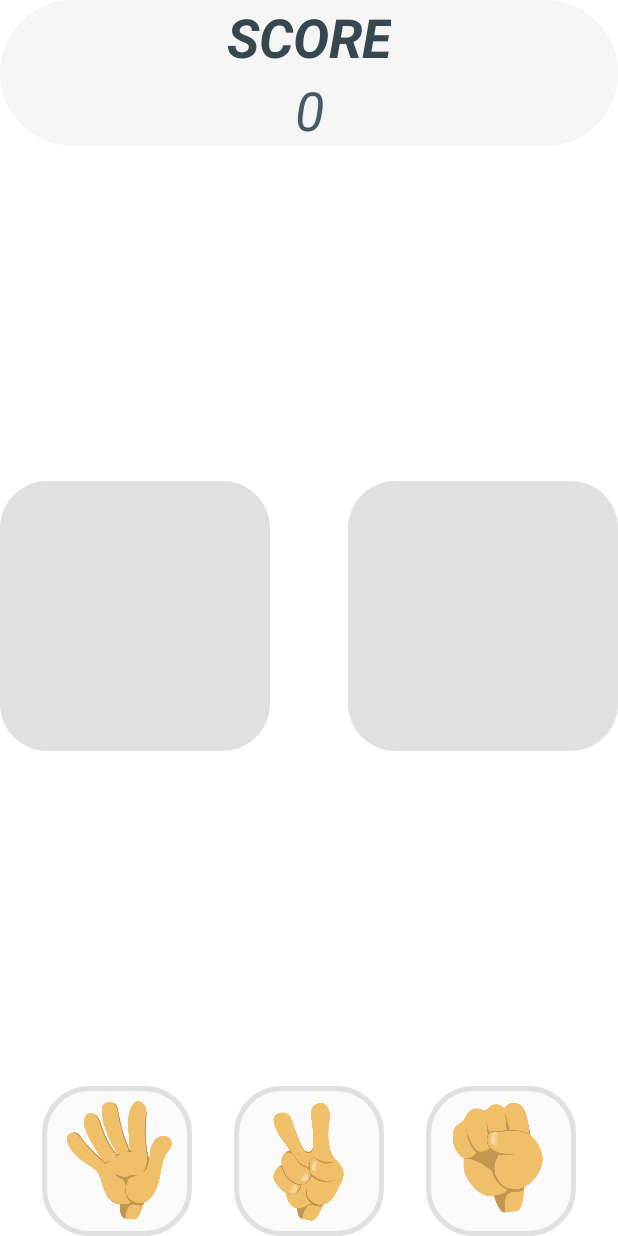
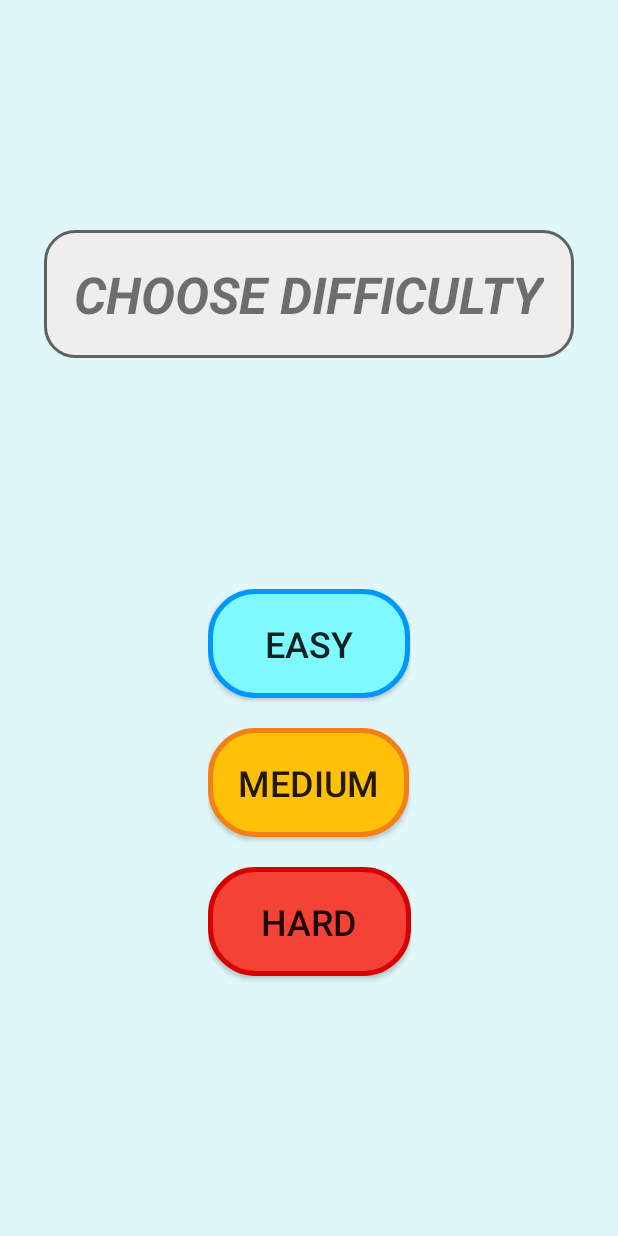
Before and after one commit to RamazanOzerr/Rock-Paper-Scissors-Game-Java, an Android app: the screen it shows after launch (MainActivity before the commit, GameModeActivity after it), on a phone screen of 412 x 824 dp. Run offline under Robolectric (Android 15) with nearby library versions, the phone set to English and light mode, and no system bars.

Commit message:
game modes added (easy, medium, hard)

```diff
--- /dev/null
+++ b/app/src/main/java/com/example/rockpaperscissorsgame/GameModeActivity.java
@@ -0,0 +1,36 @@
+package com.example.rockpaperscissorsgame;
+
+import androidx.appcompat.app.AppCompatActivity;
+
+import android.content.Intent;
+import android.os.Bundle;
+
+import com.example.rockpaperscissorsgame.databinding.ActivityGameModeBinding;
+
+public class GameModeActivity extends AppCompatActivity {
+
+    private ActivityGameModeBinding binding;
+
+    @Override
+    protected void onCreate(Bundle savedInstanceState) {
+        super.onCreate(savedInstanceState);
+        binding = ActivityGameModeBinding.inflate(getLayoutInflater());
+        setContentView(binding.getRoot());
+
+        setButtonListeners();
+
+    }
+
+    private void setButtonListeners() {
+        binding.buttonEasy.setOnClickListener(view -> startGame("easy"));
+        binding.buttonMed.setOnClickListener(view -> startGame("med"));
+        binding.buttonHard.setOnClickListener(view -> startGame("hard"));
+    }
+
+
+    private void startGame(String gameMode){
+        Intent intent = new Intent(this, MainActivity.class);
+        intent.putExtra("gamemode", gameMode);
+        startActivity(intent);
+    }
+}
--- a/app/src/main/java/com/example/rockpaperscissorsgame/SplashActivity.java
+++ b/app/src/main/java/com/example/rockpaperscissorsgame/SplashActivity.java
@@ -4,38 +4,35 @@ import androidx.appcompat.app.AppCompatActivity;
 import androidx.appcompat.widget.AppCompatImageView;
 import androidx.constraintlayout.widget.ConstraintLayout;
 
+import android.annotation.SuppressLint;
 import android.content.Intent;
 import android.os.Bundle;
 import android.os.Handler;
 import android.view.animation.Animation;
 import android.view.animation.AnimationUtils;
 
-import com.example.rockpaperscissorsgame.databinding.ActivitySplashBinding;
-
+@SuppressLint("CustomSplashScreen")
 public class SplashActivity extends AppCompatActivity {
-
-    private Animation anim1;
-    private ActivitySplashBinding binding;
 
     @Override
     protected void onCreate(Bundle savedInstanceState) {
         super.onCreate(savedInstanceState);
-        binding = ActivitySplashBinding.inflate(getLayoutInflater());
         setContentView(R.layout.activity_splash);
 
-        anim1 = AnimationUtils.loadAnimation(this, R.anim.anim3);
+        Animation anim1 = AnimationUtils.loadAnimation(this, R.anim.anim3);
         AppCompatImageView imageView = findViewById(R.id.imageViewSplash);
         imageView.setAnimation(anim1);
 
         ConstraintLayout constraintLayout = findViewById(R.id.constraint_splash_root);
-        constraintLayout.setOnClickListener(view ->
-                startActivity(new Intent(this, MainActivity.class)));
+        constraintLayout.setOnClickListener(view -> {
+            startActivity(new Intent(this, GameModeActivity.class));
+            finish();
+        });
 
         new Handler().postDelayed(() -> {
-            startActivity(new Intent(this, MainActivity.class));
+            startActivity(new Intent(this, GameModeActivity.class));
             finish();
         },1800);
 
-
     }
 }
--- /dev/null
+++ b/app/src/main/res/drawable/button_shape.xml
@@ -0,0 +1,13 @@
+<?xml version="1.0" encoding="utf-8"?>
+<selector xmlns:android="http://schemas.android.com/apk/res/android">
+
+    <item>
+        <shape android:shape="rectangle">
+            <solid android:color="@color/electricblue"/>
+            <corners android:radius="30dp"/>
+            <stroke android:color="@color/brightblue" android:width="3dp"/>
+        </shape>
+
+    </item>
+
+</selector>
--- /dev/null
+++ b/app/src/main/res/drawable/button_shape2.xml
@@ -0,0 +1,13 @@
+<?xml version="1.0" encoding="utf-8"?>
+<selector xmlns:android="http://schemas.android.com/apk/res/android">
+
+    <item>
+        <shape android:shape="rectangle">
+            <solid android:color="@color/red"/>
+            <corners android:radius="30dp"/>
+            <stroke android:color="@color/red2" android:width="3dp"/>
+        </shape>
+
+    </item>
+
+</selector>
--- /dev/null
+++ b/app/src/main/res/drawable/button_shape3.xml
@@ -0,0 +1,13 @@
+<?xml version="1.0" encoding="utf-8"?>
+<selector xmlns:android="http://schemas.android.com/apk/res/android">
+
+    <item>
+        <shape android:shape="rectangle">
+            <solid android:color="@color/yellow"/>
+            <corners android:radius="30dp"/>
+            <stroke android:color="#F57F17" android:width="3dp"/>
+        </shape>
+
+    </item>
+
+</selector>
--- /dev/null
+++ b/app/src/main/res/drawable/text_shape.xml
@@ -0,0 +1,13 @@
+<?xml version="1.0" encoding="utf-8"?>
+<selector xmlns:android="http://schemas.android.com/apk/res/android">
+
+    <item>
+        <shape android:shape="rectangle">
+            <solid android:color="#EEEEEE"/>
+            <corners android:radius="20dp"/>
+            <stroke android:color="@color/gray2" android:width="2dp"/>
+        </shape>
+
+    </item>
+
+</selector>
--- /dev/null
+++ b/app/src/main/res/layout/activity_game_mode.xml
@@ -0,0 +1,78 @@
+<?xml version="1.0" encoding="utf-8"?>
+<androidx.constraintlayout.widget.ConstraintLayout xmlns:android="http://schemas.android.com/apk/res/android"
+    xmlns:app="http://schemas.android.com/apk/res-auto"
+    xmlns:tools="http://schemas.android.com/tools"
+    android:layout_width="match_parent"
+    android:layout_height="match_parent"
+    android:background="#E0F7FA"
+    tools:context=".GameModeActivity">
+
+    <androidx.appcompat.widget.AppCompatTextView
+        android:id="@+id/text_activity_game_mode"
+        android:layout_width="wrap_content"
+        android:layout_height="wrap_content"
+        app:layout_constraintStart_toStartOf="parent"
+        app:layout_constraintEnd_toEndOf="parent"
+        app:layout_constraintTop_toTopOf="parent"
+        app:layout_constraintBottom_toTopOf="@+id/linear_buttons"
+        android:text="CHOOSE DIFFICULTY"
+        android:textStyle="italic|bold"
+        android:textSize="34sp"
+        android:background="@drawable/text_shape"
+        android:padding="20dp"
+        />
+
+    <LinearLayout
+        android:id="@+id/linear_buttons"
+        android:layout_width="wrap_content"
+        android:layout_height="wrap_content"
+        app:layout_constraintStart_toStartOf="parent"
+        app:layout_constraintEnd_toEndOf="parent"
+        app:layout_constraintTop_toBottomOf="@+id/text_activity_game_mode"
+        app:layout_constraintBottom_toBottomOf="parent"
+        android:orientation="vertical"
+        >
+
+        <androidx.appcompat.widget.AppCompatButton
+            android:id="@+id/button_easy"
+            android:layout_width="wrap_content"
+            android:layout_height="wrap_content"
+            android:background="@drawable/button_shape"
+            android:text="easy"
+            android:textSize="24sp"
+            android:padding="20dp"
+            android:paddingStart="38dp"
+            android:paddingEnd="38dp"
+            android:layout_marginBottom="20dp"
+            />
+
+        <androidx.appcompat.widget.AppCompatButton
+            android:id="@+id/button_med"
+            android:layout_width="wrap_content"
+            android:layout_height="wrap_content"
+            android:background="@drawable/button_shape3"
+            android:text="MEDIUM"
+            android:textSize="24sp"
+            android:padding="20dp"
+            android:layout_marginBottom="20dp"
+
+            />
+
+        <androidx.appcompat.widget.AppCompatButton
+            android:id="@+id/button_hard"
+            android:layout_width="wrap_content"
+            android:layout_height="wrap_content"
+            android:background="@drawable/button_shape2"
+            android:text="HARD"
+            android:textSize="24sp"
+            android:padding="20dp"
+            android:layout_marginBottom="20dp"
+            android:paddingStart="35dp"
+            android:paddingEnd="35dp"
+
+            />
+
+
+    </LinearLayout>
+
+</androidx.constraintlayout.widget.ConstraintLayout>
--- a/app/src/main/res/layout/activity_main.xml
+++ b/app/src/main/res/layout/activity_main.xml
@@ -4,6 +4,7 @@
     xmlns:tools="http://schemas.android.com/tools"
     android:layout_width="match_parent"
     android:layout_height="match_parent"
+    android:background="#E0F7FA"
     tools:context=".MainActivity">
 
     <androidx.constraintlayout.widget.ConstraintLayout
--- a/app/src/main/res/values/colors.xml
+++ b/app/src/main/res/values/colors.xml
@@ -7,4 +7,22 @@
     <color name="teal_700">#FF018786</color>
     <color name="black">#FF000000</color>
     <color name="white">#FFFFFFFF</color>
+
+    <color name="yellow">#FFC107</color>
+    <color name="seashell">#FFF5EE</color>
+    <color name="vanilla">#F3E5AB</color>
+    <color name="skyblue">#87CEEB</color>
+    <color name="powderblue">#B6D0E2</color>
+    <color name="pastelblue">#A7C7E7</color>
+    <color name="lightblue">#ADD8E6</color>
+    <color name="electricblue">#7DF9FF</color>
+    <color name="brightblue">#0096FF</color>
+    <color name="babyblue">#89CFF0</color>
+    <color name="azure">#F0FFFF</color>
+    <color name="red">#F44336</color>
+    <color name="charcoal">#36454F</color>
+    <color name="neongreen">#0FFF50</color>
+    <color name="gray">#BDBDBD</color>
+    <color name="gray2">#616161</color>
+    <color name="red2">#D50000</color>
 </resources>
--- a/app/src/main/res/values/strings.xml
+++ b/app/src/main/res/values/strings.xml
@@ -1,4 +1,7 @@
 <resources>
     <string name="app_name">RPS</string>
     <string name="score">SCORE</string>
+    <string name="win">WIN</string>
+    <string name="draw">DRAW</string>
+    <string name="lost">LOST</string>
 </resources>
```
Also changed, not shown: app/src/main/AndroidManifest.xml (+5 -6 lines), app/src/main/java/com/example/rockpaperscissorsgame/MainActivity.java (+41 -10 lines).
